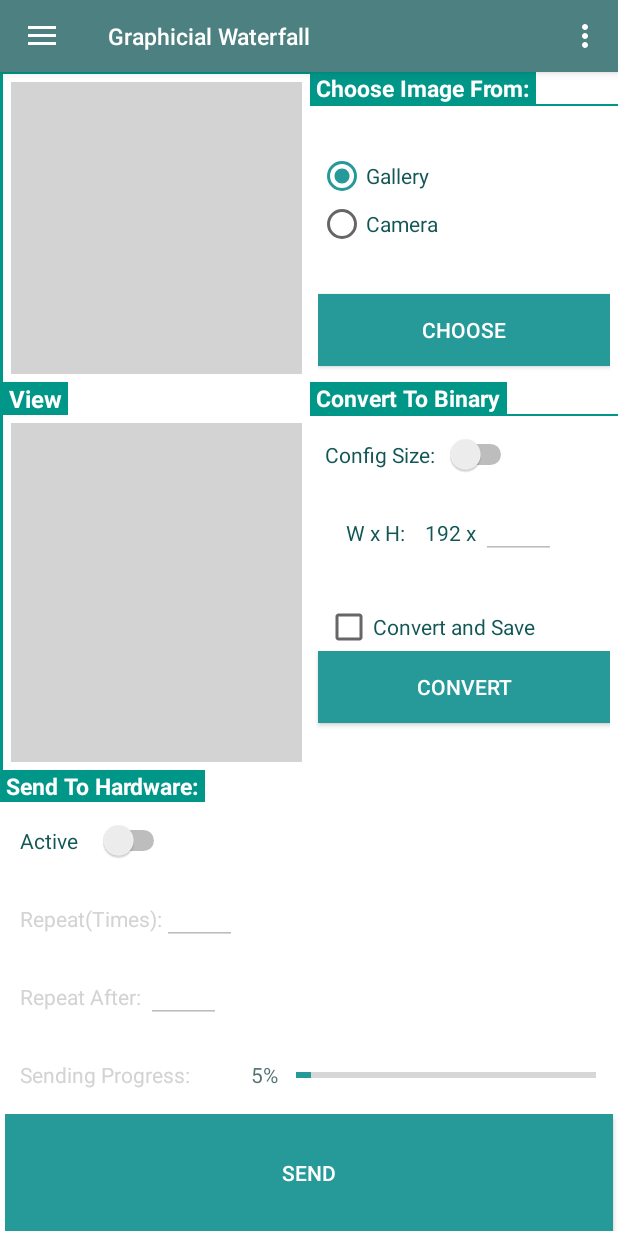
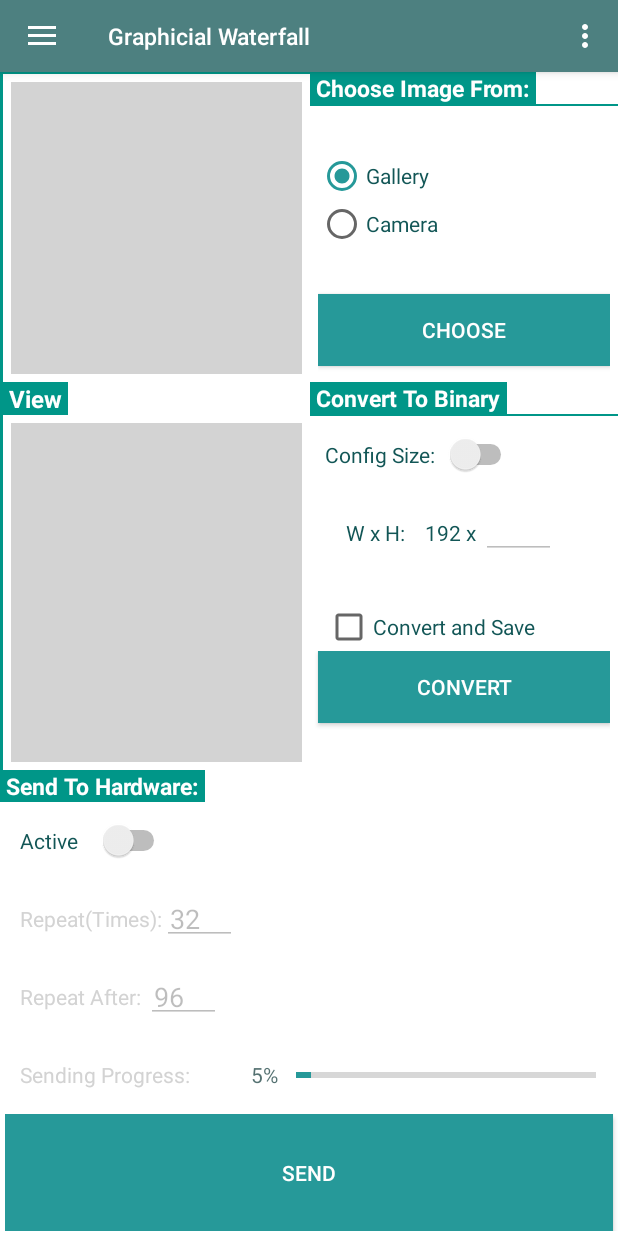
Before and after one commit to HuynhTanUIT/WaterfallAndroidProject, an Android app: the screen it shows after launch (MainActivity), after a tap on "Gallery", on a phone screen of 412 x 824 dp. Run offline under Robolectric (Android 15) with nearby library versions, the phone set to English and light mode, and no system bars.

Commit message:
13:46 22/10/2016

```diff
--- a/app/src/main/java/SettingsSQLite/SqliteHelper.java
+++ b/app/src/main/java/SettingsSQLite/SqliteHelper.java
@@ -44,8 +44,11 @@ public class SqliteHelper extends SQLiteOpenHelper {
     public static final String HEIGHT_BIN192_="HeightBin";
     public static final String IMAGE_BIN192="ImageBin";
 
-    public static final String TABLE_VALVES = "ValvesTable";
-    public static final String ID_VALVES="idValves";
+    public static final String TABLE_HOME = "Home";
+    public static final String ID_HOME="IdHome";
+    public static final String TIMES_HOME="TimesHome";
+    public static final String AFTER_HOME="AfterHome";
+
 
 
     //    public SqliteHelper(Context context) {
@@ -76,12 +79,30 @@ public class SqliteHelper extends SQLiteOpenHelper {
         db.close();
         return cnt;
     }
-
+    public void CreateHome(SQLiteDatabase db){
+        String CREATE_TABLE_HOME="CREATE TABLE IF NOT EXISTS "+TABLE_HOME+" ("
+                +ID_HOME+" INTEGER PRIMARY KEY AUTOINCREMENT, "
+                +TIMES_HOME+" INT,"
+                +AFTER_HOME+" INT)";
+        db.execSQL(CREATE_TABLE_HOME);
+        InitialHome(db);
+    }
     @Override
     public void onCreate(SQLiteDatabase db) {
         //Nên gọi các phương thức tạo bảng
+        CreateHome(db);
         CreateSettingsAndInitialValues(db);
         CreateBinary_192Valves(db);
+    }
+    public void InitialHome(SQLiteDatabase db){
+
+        ContentValues contentValues = new ContentValues();
+        contentValues.put(ID_HOME, 0);
+        contentValues.put(TIMES_HOME, 5);
+        contentValues.put(AFTER_HOME, 3);
+
+        db.insert(TABLE_HOME, null, contentValues);
+
     }
     //Delete Binary Image by ID
     public void DETELE__BINARY_192Valves(int id){
@@ -104,6 +125,7 @@ public class SqliteHelper extends SQLiteOpenHelper {
             statement.bindBlob(4,image);
             statement.executeInsert();
     }
+
 
     public void CreateBinary_192Valves(SQLiteDatabase db){
 
--- a/app/src/main/java/com/example/tan_pc/navigationdraweractivity/HomeFragment.java
+++ b/app/src/main/java/com/example/tan_pc/navigationdraweractivity/HomeFragment.java
@@ -48,6 +48,7 @@ import adapter.GridAdapterHome;
 import adapter.ImageSingelHome;
 
 import static SettingsSQLite.SqliteHelper.TABLE_BINARY_192;
+import static SettingsSQLite.SqliteHelper.TABLE_HOME;
 import static SettingsSQLite.SqliteHelper.TABLE_SETTINGS;
 import static android.content.Intent.getIntent;
 import static android.content.Intent.getIntentOld;
@@ -141,7 +142,17 @@ public class HomeFragment extends Fragment {
             radioCamera.setOnClickListener(btnClickListener);
 
             edtHeightHome.setOnClickListener(btnClickListener);
+            edtHeightHome.setOnFocusChangeListener(edtFocusChange);
+
+            edtRepeatTimeHome.setOnClickListener(btnClickListener);
+            edtRepeatTimeHome.setOnFocusChangeListener(edtFocusChange);
+
+
+            edtRepeatAfterHome.setOnClickListener(btnClickListener);
+            edtRepeatAfterHome.setOnFocusChangeListener(edtFocusChange);
+
             //LOad Values Threshold and WidthSize from database
+            LoadHomeValues();
             LoadThresholdValves();
             StartTimer();
             //gridviewHome.setOnItemClickListener(onItemClickListener);
@@ -149,8 +160,6 @@ public class HomeFragment extends Fragment {
             //LoadImageToGridView();
             // Get intent, action and MIME type
             v.setEnabled(false);
-
-
 //            if(bundle.getInt("resultApply")==1){
 //                LoadThresholdValves();
 //            }
@@ -246,7 +255,19 @@ public class HomeFragment extends Fragment {
             edt.setFocusable(false);
         }
     }
+private void LoadHomeValues(){
 
+        Cursor cursorCT = PROJECTDATABASE.GetData("SELECT * FROM " + TABLE_HOME);
+        while (cursorCT.moveToNext()) {
+            edtRepeatTimeHome.setText(String.valueOf(NumberOfValves(cursorCT.getInt(1))));
+            edtRepeatAfterHome.setText(String.valueOf(NumberOfValves(cursorCT.getInt(2))));
+           // txt192x.setText(String.valueOf(NumberOfValves(cursorCT.getInt(1))) + " x ");
+
+            //edtThreholdHome.setText(String.valueOf(cursorCT.getInt(4)));
+        }
+        PROJECTDATABASE.close();
+
+}
     //Load Threshold and valve from database to TextView
     private void LoadThresholdValves() {
         try {
@@ -261,26 +282,6 @@ public class HomeFragment extends Fragment {
         }
     }
 
-
-    private View.OnFocusChangeListener edtFocusChange = new View.OnFocusChangeListener() {
-        @Override
-        public void onFocusChange(View v, boolean hasFocus) {
-
-//            switch (v.getId()) {
-//                case R.id.edt2Rows:
-            try {
-                if (!hasFocus) {
-                    //Switch1check(switch1.isChecked());
-                    getActivity().getWindow().setSoftInputMode(WindowManager.LayoutParams.SOFT_INPUT_ADJUST_PAN);
-                    InputMethodManager inputManager = (InputMethodManager) getActivity().getSystemService(Context.INPUT_METHOD_SERVICE);
-                    inputManager.hideSoftInputFromWindow(getActivity().getWindow().getDecorView().getApplicationWindowToken(), 0);
-                }
-            } catch (Exception e) {
-                ToastShow(e.getMessage().toString());
-            }
-
-        }
-    };
 //    private View.OnFocusChangeListener LinearFocusChange = new View.OnFocusChangeListener() {
 //        @Override
 //        public void onFocusChange(View v, boolean hasFocus) {
@@ -327,6 +328,7 @@ public class HomeFragment extends Fragment {
     private View.OnClickListener btnClickListener = new View.OnClickListener() {
         @Override
         public void onClick(View view) {
+            SetEditTextFocus();
             switch (view.getId()) {
 //                case R.id.btnSaveHome:
 //                    ButtonSaveClicked();
@@ -375,7 +377,45 @@ public class HomeFragment extends Fragment {
             }
         }
     };
+    private View.OnFocusChangeListener edtFocusChange = new View.OnFocusChangeListener() {
+        @Override
+        public void onFocusChange(View v, boolean hasFocus) {
 
+//            switch (v.getId()) {
+//                case R.id.edt2Rows:
+            try{
+                if (!hasFocus) {
+                    //Switch1check(switch1.isChecked());
+                    ClearEditTextFocus();
+                    getActivity().getWindow().setSoftInputMode(WindowManager.LayoutParams.SOFT_INPUT_ADJUST_PAN);
+                    InputMethodManager inputManager = (InputMethodManager) getActivity().getSystemService(Context.INPUT_METHOD_SERVICE);
+                    inputManager.hideSoftInputFromWindow(getActivity().getWindow().getDecorView().getApplicationWindowToken(), 0);
+
+                }
+            }catch (Exception e){
+                ToastShow(e.getMessage().toString());
+            }
+
+        }
+    };
+
+    private void SetEditTextFocus()
+    {
+        edtHeightHome.setFocusable(true);
+        edtHeightHome.setFocusableInTouchMode(true);
+
+        edtRepeatAfterHome.setFocusable(true);
+        edtRepeatAfterHome.setFocusableInTouchMode(true);
+
+        edtRepeatTimeHome.setFocusable(true);
+        edtRepeatAfterHome.setFocusableInTouchMode(true);
+    }
+    private void ClearEditTextFocus()
+    {
+        edtHeightHome.setFocusable(false);
+        edtRepeatAfterHome.setFocusable(false);
+        edtRepeatTimeHome.setFocusable(false);
+    }
     private void ButtonChooseHomeClicked() {
         if (radioCamera.isChecked() == true) {
             CameraMethod();
```
Also changed, not shown: 1 other file.
